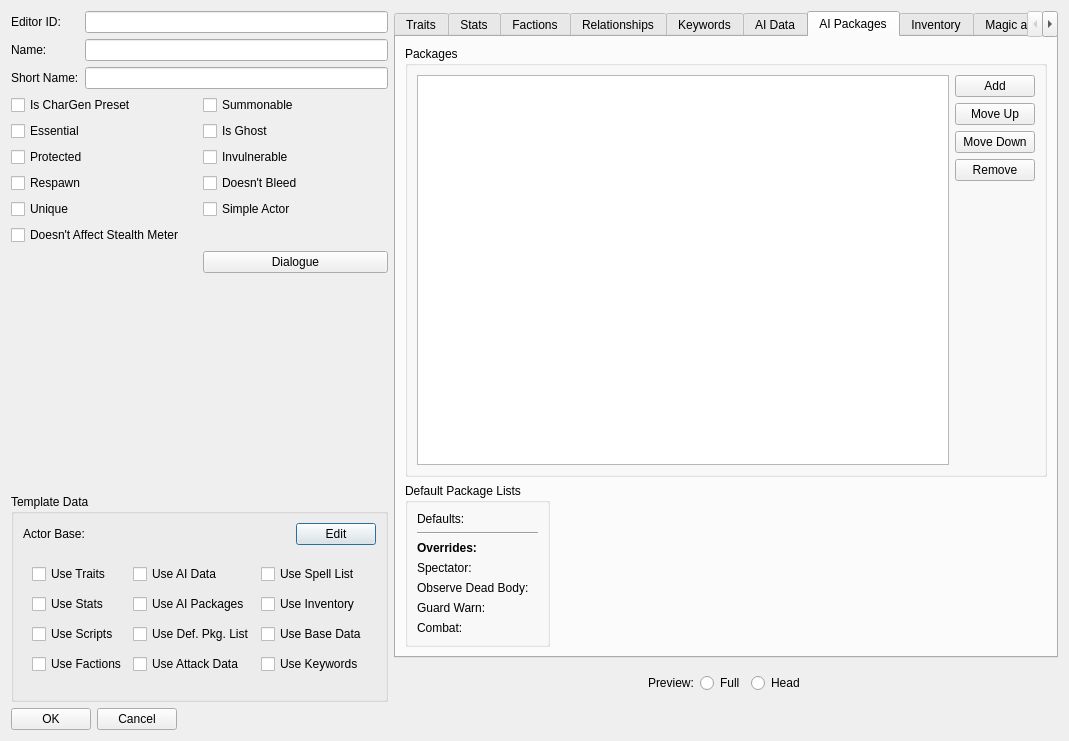
Old version of the form native/src/DovahKit/ui/form_windows/actor_base.ui in the repository DavidJCobb/DovahKit.
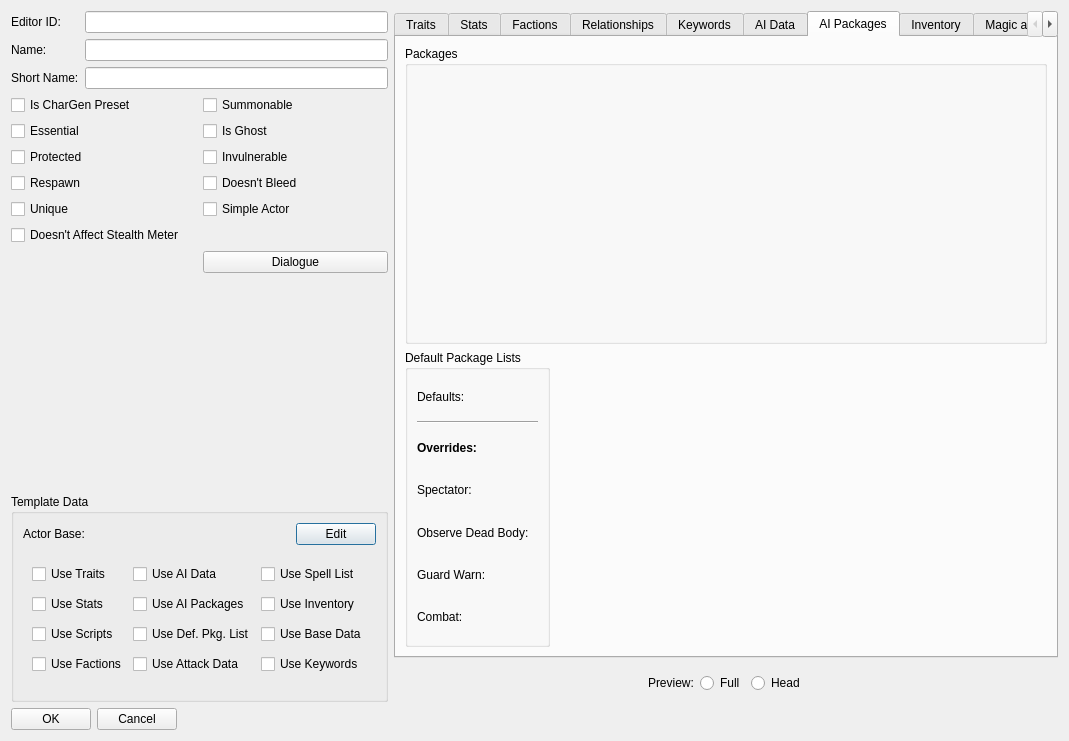
New version of the form. The open tabs and pages were chosen to show the change. Custom widgets are drawn as their Qt base class.

Commit message: DKFormListPane extra column functionality; ActorBase work

```diff
--- a/native/src/DovahKit/ui/form_windows/actor_base.ui
+++ b/native/src/DovahKit/ui/form_windows/actor_base.ui
@@ -1756,63 +1756,12 @@
          </property>
          <layout class="QHBoxLayout" name="horizontalLayout_6">
           <item>
-           <widget class="QTableWidget" name="packageTable">
-            <property name="whatsThis">
-             <string>&lt;p&gt;If an actor is not in combat or a similar interrupt state, they will periodically evaluate their AI packages and decide what to do. They'll search through all of their AI packages and execute the first package they find whose conditions are met. They check the following lists of packages, from top to bottom:&lt;/p&gt;
-&lt;ul&gt;
-   &lt;li&gt;Packages associated with any Quest Aliases that refer to the actor.&lt;/li&gt;
-   &lt;li&gt;Actor-specific packages (this listview).&lt;/li&gt;
-   &lt;li&gt;The actor's Default Package List (below).&lt;/li&gt;
-&lt;/ul&gt;
-&lt;p&gt;If there are no usable packages, then the actor will just stand around doing nothing.&lt;/p&gt;</string>
+           <widget class="DKFormListPane" name="packages">
+            <property name="showFormTypes">
+             <bool>false</bool>
             </property>
            </widget>
           </item>
-          <item>
-           <layout class="QVBoxLayout" name="verticalLayout_6">
-            <item>
-             <widget class="QPushButton" name="buttonAIPackageAdd">
-              <property name="text">
-               <string>Add</string>
-              </property>
-             </widget>
-            </item>
-            <item>
-             <widget class="QPushButton" name="buttonAIPackageMoveUp">
-              <property name="text">
-               <string>Move Up</string>
-              </property>
-             </widget>
-            </item>
-            <item>
-             <widget class="QPushButton" name="buttonAIPackageMoveDown">
-              <property name="text">
-               <string>Move Down</string>
-              </property>
-             </widget>
-            </item>
-            <item>
-             <widget class="QPushButton" name="buttonAIPackageRemove">
-              <property name="text">
-               <string>Remove</string>
-              </property>
-             </widget>
-            </item>
-            <item>
-             <spacer name="verticalSpacer_10">
-              <property name="orientation">
-               <enum>Qt::Vertical</enum>
-              </property>
-              <property name="sizeHint" stdset="0">
-               <size>
-                <width>20</width>
-                <height>40</height>
-               </size>
-              </property>
-             </spacer>
-            </item>
-           </layout>
-          </item>
          </layout>
         </widget>
        </item>
```
Left out of the diff: 141 changed lines with no effect on the pictures. The commit also changes 17 other files.
